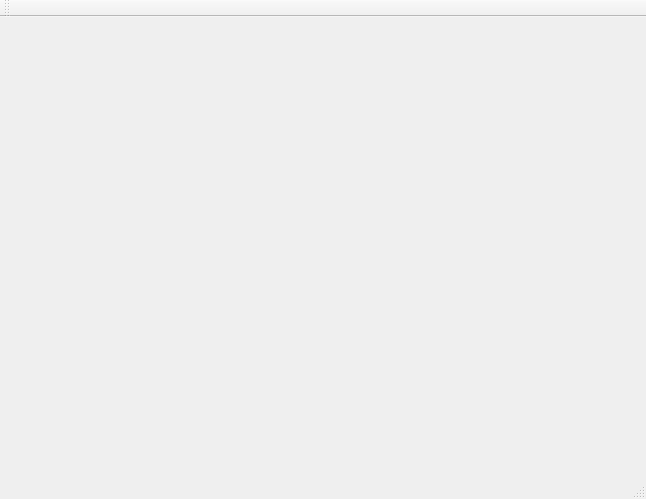
This is BaseDatosModelismo/mainwindow.ui in PaulMaxAvalosAguilar/BaseDatosModelismo as Qt 5 draws it before an edit. The edited form follows.
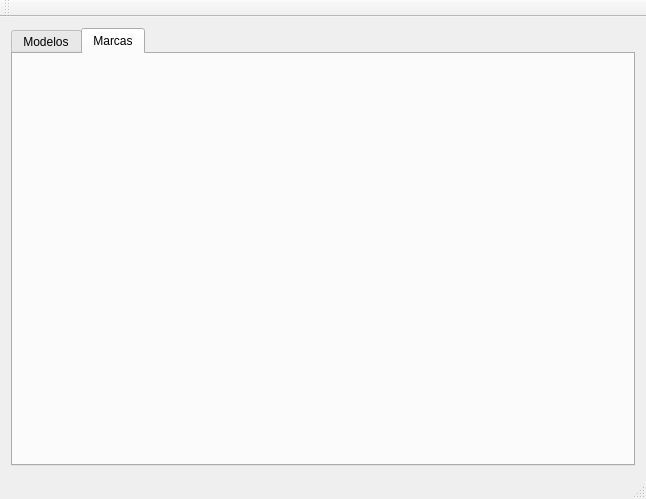
This is the edited form.

Commit message: Changed containers and layouts

The edit to the form file:
```diff
--- a/BaseDatosModelismo/mainwindow.ui
+++ b/BaseDatosModelismo/mainwindow.ui
@@ -32,7 +32,27 @@
    <string>MainWindow</string>
   </property>
   <widget class="QWidget" name="centralWidget">
-   <layout class="QVBoxLayout" name="verticalLayout"/>
+   <layout class="QVBoxLayout" name="verticalLayout">
+    <item>
+     <widget class="QTabWidget" name="tabWidget">
+      <property name="currentIndex">
+       <number>1</number>
+      </property>
+      <widget class="QWidget" name="modelostab">
+       <attribute name="title">
+        <string>Modelos</string>
+       </attribute>
+       <layout class="QVBoxLayout" name="verticalLayout_2"/>
+      </widget>
+      <widget class="QWidget" name="marcaTab">
+       <attribute name="title">
+        <string>Marcas</string>
+       </attribute>
+       <layout class="QVBoxLayout" name="verticalLayout_3"/>
+      </widget>
+     </widget>
+    </item>
+   </layout>
   </widget>
   <widget class="QMenuBar" name="menuBar">
    <property name="geometry">
```
The commit also changes 6 other files.
